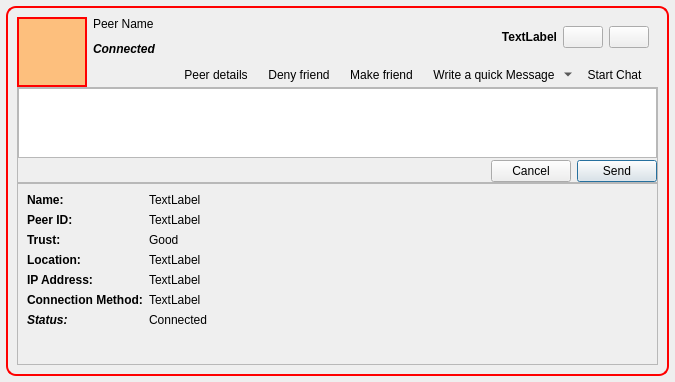
Above: retroshare-gui/src/gui/feeds/SecurityItem.ui from RetroShare/RetroShare before the change. Below: the same form after it.
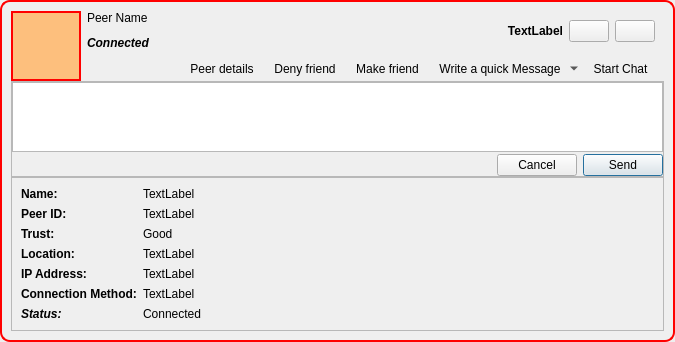
That is the form after the change. Icons and pictures are not drawn. Custom widgets are drawn as their Qt base class.

What changed in the file:
```diff
--- a/retroshare-gui/src/gui/feeds/SecurityItem.ui
+++ b/retroshare-gui/src/gui/feeds/SecurityItem.ui
@@ -7,12 +7,12 @@
     <x>0</x>
     <y>0</y>
     <width>675</width>
-    <height>382</height>
+    <height>332</height>
    </rect>
   </property>
   <layout class="QGridLayout">
    <property name="margin">
-    <number>6</number>
+    <number>0</number>
    </property>
    <item row="0" column="0">
     <widget class="QFrame" name="frame">
@@ -388,19 +388,6 @@
          <enum>QFrame::Raised</enum>
         </property>
         <layout class="QGridLayout">
-         <item row="1" column="0">
-          <spacer name="verticalSpacer">
-           <property name="orientation">
-            <enum>Qt::Vertical</enum>
-           </property>
-           <property name="sizeHint" stdset="0">
-            <size>
-             <width>200</width>
-             <height>78</height>
-            </size>
-           </property>
-          </spacer>
-         </item>
          <item row="0" column="0">
           <layout class="QHBoxLayout" name="horizontalLayout">
            <item>
```
